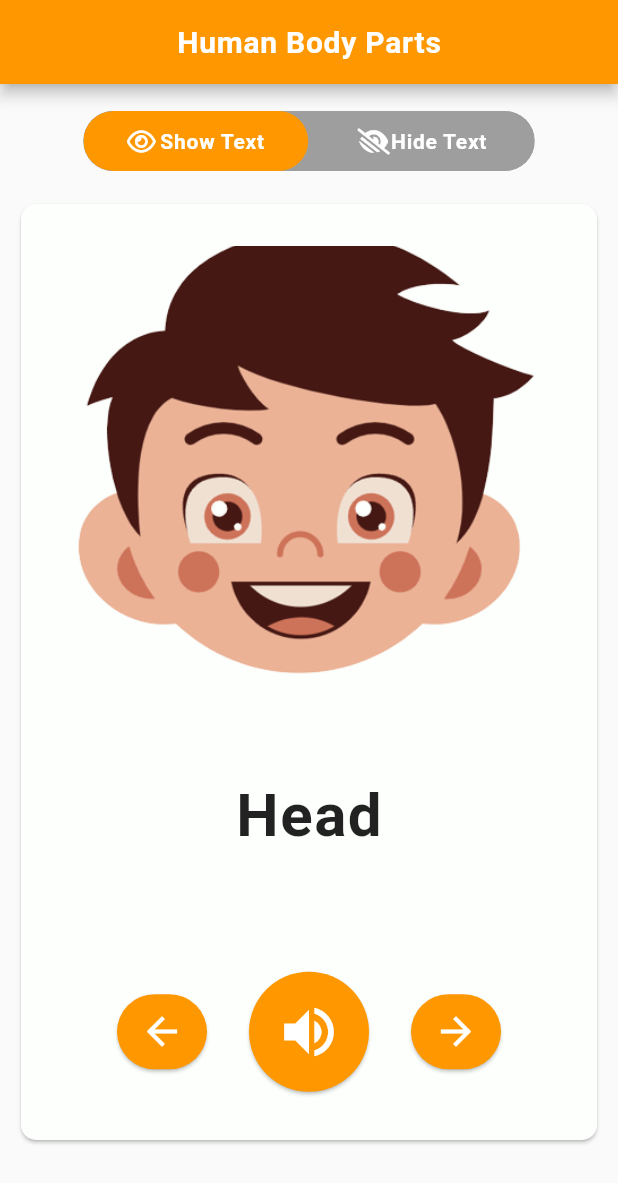
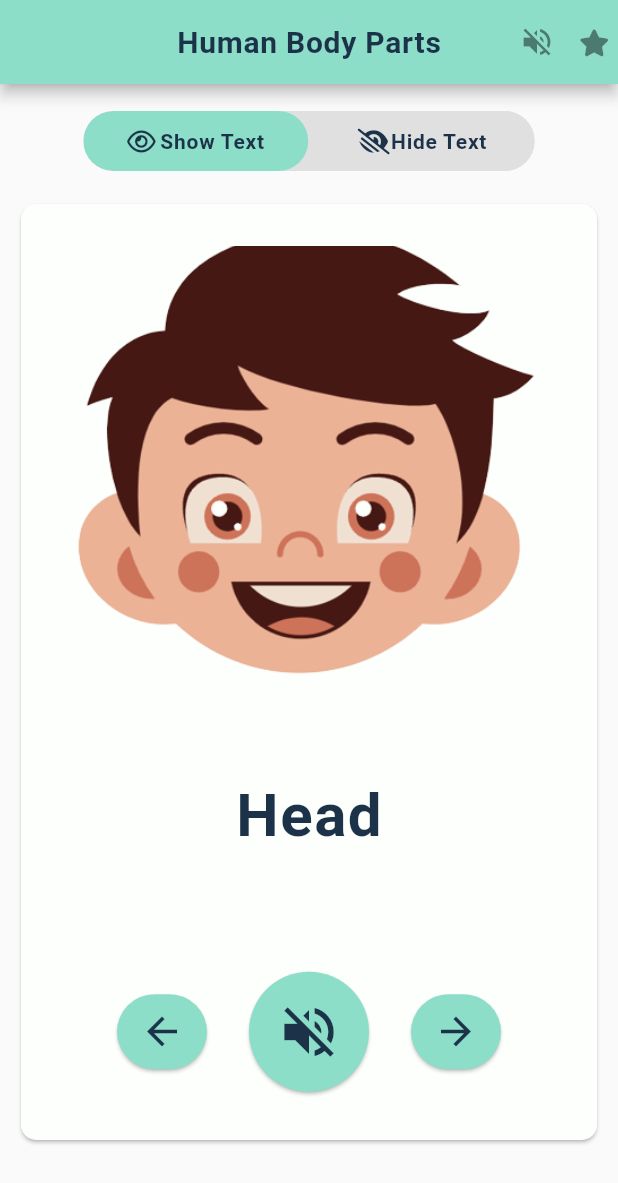
Before and after one commit to darshank26/human_body_part_for_kids, a Flutter app: the screen it shows after launch, after a tap on the "volume up" icon, on a phone screen of 412 x 824 dp. Shown: the top 1183 px of the screen. Run offline on Flutter 3.47's test engine with Material 2 defaults, Android fonts, the phone set to English and light mode, and no system bars; drawn by our look-alikes of toggle_switch; our stand-ins replace firebase_core, flutter_tts, font_awesome_flutter, get, google_fonts, google_mobile_ads; missing offline and left inert: launch_review, onesignal_flutter; accounts and stored records are empty; network calls fail.

Commit message:
Final push

```diff
--- a/lib/AdHelper/adshelper.dart
+++ b/lib/AdHelper/adshelper.dart
@@ -14,8 +14,8 @@ class AdHelper {
 
   static String get bannerAdUnitIdOfHomeScreen {
     if (Platform.isAndroid) {
-      return 'ca-app-pub-3940256099942544/6300978111';
-      // return 'ca-app-pub-2180535035689124/4447670022';
+      // return 'ca-app-pub-3940256099942544/6300978111';
+      return 'ca-app-pub-2180535035689124/4447670022';
     }  else {
       throw UnsupportedError('Unsupported platform');
     }
--- /dev/null
+++ b/lib/AdHelper/app_lefecycle_reactor.dart
@@ -0,0 +1,24 @@
+// ignore_for_file: public_member_api_docs
+import 'package:google_mobile_ads/google_mobile_ads.dart';
+
+import 'app_open_ad_manager.dart';
+
+/// Listens for app foreground events and shows app open ads.
+class AppLifecycleReactor {
+  final AppOpenAdManager appOpenAdManager;
+
+  AppLifecycleReactor({required this.appOpenAdManager});
+
+  void listenToAppStateChanges() {
+    AppStateEventNotifier.startListening();
+    AppStateEventNotifier.appStateStream
+        .forEach((state) => _onAppStateChanged(state));
+  }
+
+  void _onAppStateChanged(AppState appState) {
+    print('New AppState state: $appState');
+    if (appState == AppState.foreground) {
+      appOpenAdManager.showAdIfAvailable();
+    }
+  }
+}
--- /dev/null
+++ b/lib/AdHelper/app_open_ad_manager.dart
@@ -0,0 +1,87 @@
+
+import 'package:google_mobile_ads/google_mobile_ads.dart';
+import 'dart:io' show Platform;
+
+/// Utility class that manages loading and showing app open ads.
+class AppOpenAdManager {
+  /// Maximum duration allowed between loading and showing the ad.
+  final Duration maxCacheDuration = Duration(hours: 4);
+
+  /// Keep track of load time so we don't show an expired ad.
+  DateTime? _appOpenLoadTime;
+
+  AppOpenAd? _appOpenAd;
+  bool _isShowingAd = false;
+
+  String adUnitId = Platform.isAndroid
+      ? 'ca-app-pub-3940256099942544/3419835294'
+      : 'ca-app-pub-3940256099942544/3419835294';
+
+  /// Load an [AppOpenAd].
+  void loadAd() {
+    AppOpenAd.load(
+      adUnitId: adUnitId,
+      orientation: AppOpenAd.orientationPortrait,
+      request: AdRequest(),
+      adLoadCallback: AppOpenAdLoadCallback(
+        onAdLoaded: (ad) {
+          print('$ad loaded');
+          _appOpenLoadTime = DateTime.now();
+          _appOpenAd = ad;
+        },
+        onAdFailedToLoad: (error) {
+          print('AppOpenAd failed to load: $error');
+        },
+      ),
+    );
+  }
+
+  /// Whether an ad is available to be shown.
+  bool get isAdAvailable {
+    return _appOpenAd != null;
+  }
+
+  /// Shows the ad, if one exists and is not already being shown.
+  ///
+  /// If the previously cached ad has expired, this just loads and caches a
+  /// new ad.
+  void showAdIfAvailable() {
+    if (!isAdAvailable) {
+      print('Tried to show ad before available.');
+      loadAd();
+      return;
+    }
+    if (_isShowingAd) {
+      print('Tried to show ad while already showing an ad.');
+      return;
+    }
+    if (DateTime.now().subtract(maxCacheDuration).isAfter(_appOpenLoadTime!)) {
+      print('Maximum cache duration exceeded. Loading another ad.');
+      _appOpenAd!.dispose();
+      _appOpenAd = null;
+      loadAd();
+      return;
+    }
+    // Set the fullScreenContentCallback and show the ad.
+    _appOpenAd!.fullScreenContentCallback = FullScreenContentCallback(
+      onAdShowedFullScreenContent: (ad) {
+        _isShowingAd = true;
+        print('$ad onAdShowedFullScreenContent');
+      },
+      onAdFailedToShowFullScreenContent: (ad, error) {
+        print('$ad onAdFailedToShowFullScreenContent: $error');
+        _isShowingAd = false;
+        ad.dispose();
+        _appOpenAd = null;
+      },
+      onAdDismissedFullScreenContent: (ad) {
+        print('$ad onAdDismissedFullScreenContent');
+        _isShowingAd = false;
+        ad.dispose();
+        _appOpenAd = null;
+        loadAd();
+      },
+    );
+    _appOpenAd!.show();
+  }
+}
--- a/lib/Screens/HomeScreens.dart
+++ b/lib/Screens/HomeScreens.dart
@@ -1,3 +1,5 @@
+import 'dart:async';
+
 import 'package:flutter/cupertino.dart';
 import 'package:flutter/foundation.dart';
 import 'package:flutter/material.dart';
@@ -6,6 +8,7 @@ import 'package:font_awesome_flutter/font_awesome_flutter.dart';
 import 'package:google_fonts/google_fonts.dart';
 import 'package:google_mobile_ads/google_mobile_ads.dart';
 import 'package:human_body_part_for_kids/utils/constants.dart';
+import 'package:launch_review/launch_review.dart';
 import 'package:toggle_switch/toggle_switch.dart';
 
 import '../AdHelper/adshelper.dart';
@@ -90,7 +93,7 @@ class _HomeScreenState extends State<HomeScreen> {
     'Spleen',
     'Bladder',
     'Intestine',
-    'Blood \nVessels',
+    'Blood Vessels',
   ];
 
   void toggleSwitch(int index) async {
@@ -109,6 +112,8 @@ class _HomeScreenState extends State<HomeScreen> {
   }
 
   FlutterTts ftts = FlutterTts();
+   late Timer _timer;
+   var check_volume = true;
 
   @override
   void initState() {
@@ -122,7 +127,7 @@ class _HomeScreenState extends State<HomeScreen> {
     _bannerAd = BannerAd(
       adUnitId: AdHelper.bannerAdUnitIdOfHomeScreen,
       request: AdRequest(),
-      size: AdSize.banner,
+      size: AdSize.largeBanner,
       listener: BannerAdListener(
         onAdLoaded: (_) {
           setState(() {
@@ -152,10 +157,57 @@ class _HomeScreenState extends State<HomeScreen> {
   Widget build(BuildContext context) {
      return Scaffold(
       appBar: AppBar(
+        actions: [
+
+          GestureDetector(
+            onTap: () {
+
+              if (check_volume == true) {
+                setState(() {
+
+                  check_volume = false;
+
+                });
+              } else if (check_volume == false) {
+                setState(() {
+
+                  check_volume = true;
+
+                });
+              }
+
+            },
+            child:
+            check_volume ?
+            Padding(
+              padding: const EdgeInsets.all(8.0),
+              child: Icon(Icons.volume_up,color: Colors.black45,size: 24,),
+            )
+                :
+            Padding(
+              padding: const EdgeInsets.all(8.0),
+              child: Icon(Icons.volume_off,color: Colors.black45,size: 24,),
+            )
+
+            ,
+          ),
+
+          GestureDetector(
+              onTap: () {
+                launchPlay();
+              },
+            child: Padding(
+              padding: const EdgeInsets.all(8.0),
+              child: Icon(FontAwesomeIcons.solidStar,color: Colors.black45,size: 18,),
+            ),
+          ),
+
+
+        ],
         centerTitle: true,
-        backgroundColor: Colors.orange,
+        backgroundColor: kback,
         title: Text("Human Body Parts",
-          style: GoogleFonts.mochiyPopOne(textStyle: TextStyle(fontSize: 20,color: Colors.white,fontWeight: FontWeight.w600,letterSpacing: 0.5))
+          style: GoogleFonts.mochiyPopOne(textStyle: TextStyle(fontSize: 20,color: kprimarycolor,fontWeight: FontWeight.w600,letterSpacing: 0.5))
           ,),),
       body:  Padding(
         padding: const EdgeInsets.only(top:10.0,bottom: 50.0),
@@ -165,19 +217,18 @@ class _HomeScreenState extends State<HomeScreen> {
             Padding(
               padding: const EdgeInsets.all(8.0),
               child: ToggleSwitch(
-
                 minWidth: 150.0,
                 cornerRadius: 20.0,
-                activeBgColors: [[Colors.orange], [Colors.orange]],
-                activeFgColor: Colors.white,
-                inactiveBgColor: Colors.grey,
-                inactiveFgColor: Colors.white,
+                activeBgColors: [[kback], [kback]],
+                activeFgColor: kprimarycolor,
+                inactiveBgColor: Colors.grey.shade300,
+                inactiveFgColor: kprimarycolor,
                 initialLabelIndex: _selectedIndexText,
                 totalSwitches: 2,
                 fontSize: 20,
                 customTextStyles : [
-                  GoogleFonts.mochiyPopOne(textStyle: TextStyle(fontSize: 14,color: Colors.white,fontWeight: FontWeight.w600,letterSpacing: 0.5)),
-                  GoogleFonts.mochiyPopOne(textStyle: TextStyle(fontSize: 14,color: Colors.white,fontWeight: FontWeight.w600,letterSpacing: 0.5))
+                  GoogleFonts.mochiyPopOne(textStyle: TextStyle(fontSize: 14,color: kprimarycolor,fontWeight: FontWeight.w600,letterSpacing: 0.5)),
+                  GoogleFonts.mochiyPopOne(textStyle: TextStyle(fontSize: 14,color: kprimarycolor,fontWeight: FontWeight.w600,letterSpacing: 0.5))
                 ],
                 icons: [
                   FontAwesomeIcons.eye,
@@ -235,11 +286,10 @@ class _HomeScreenState extends State<HomeScreen> {
                                 fit: BoxFit.cover,
                               ),
 
-
                                toggle  ?  Text("${_bodyPartName.elementAt(index)}",
 
 
-                                style: GoogleFonts.mochiyPopOne(textStyle: TextStyle(fontSize: 40,color: Colors.black87,fontWeight: FontWeight.w600,letterSpacing: 1))
+                                style: GoogleFonts.mochiyPopOne(textStyle: TextStyle(fontSize: 40,color: kprimarycolor,fontWeight: FontWeight.w600,letterSpacing: 1))
                                 ,) : Text(""),
 
                               Padding(
@@ -254,11 +304,14 @@ class _HomeScreenState extends State<HomeScreen> {
                                             duration: Duration(milliseconds: 500),
                                             curve: Curves.easeInOut,
                                           );
-                                          ftts.speak(_bodyPartName.elementAt(index-1));
+                                          if(check_volume)
+                                            {
+                                              ftts.speak(_bodyPartName.elementAt(index-1));
+                                            }
                                         }
                                       },
                                       child: Card(
-                                        color: Colors.orange,
+                                        color: kback,
                                         elevation: 1,
                                         shape: RoundedRectangleBorder(
                                           borderRadius: BorderRadius.circular(100),
@@ -269,7 +322,7 @@ class _HomeScreenState extends State<HomeScreen> {
                                           child: Icon(
                                             Icons.arrow_back,
                                             size: 30,
-                                            color: Colors.white,
+                                            color: kprimarycolor,
                                           ),
                                         ),
                                       ),
@@ -277,10 +330,31 @@ class _HomeScreenState extends State<HomeScreen> {
                                     SizedBox(width: 20,),
                                     GestureDetector(
                                       onTap: () {
-                                        ftts.speak(_bodyPartName.elementAt(index));
-                                      },
+
+                                        if (check_volume == true) {
+                                          setState(() {
+
+                                            check_volume = false;
+
+                                          });
+                                        } else if (check_volume == false) {
+                                          setState(() {
+
+                                            check_volume = true;
+
+                                          });
+                                        }
+
+
+                                        if(check_volume)
+                                          {
+                                            ftts.speak(_bodyPartName.elementAt(index));
+                                          }
+
+
+                                        },
                                       child: Card(
-                                        color: Colors.orange,
+                                        color: kback,
                                         elevation: 1,
                                         shape: RoundedRectangleBorder(
                                           borderRadius: BorderRadius.circular(100),
@@ -288,11 +362,19 @@ class _HomeScreenState extends State<HomeScreen> {
                                         child:  Container(
                                           height: 80,
                                           width: 80,
-                                          child: Icon(
+                                          child:
+
+                                          check_volume ? Icon(
                                             Icons.volume_up,
-                                            color: Colors.white,
+                                            color: kprimarycolor,
+                                            size: 44,
+                                          ) : Icon(
+                                            Icons.volume_off,
+                                            color: kprimarycolor,
                                             size: 44,
                                           ),
+
+
                                         ),
                                       ),
                                     ) ,
@@ -304,11 +386,14 @@ class _HomeScreenState extends State<HomeScreen> {
                                             duration: Duration(milliseconds: 500),
                                             curve: Curves.easeInOut,
                                           );
-                                          ftts.speak(_bodyPartName.elementAt(index+1));
+                                          if(check_volume)
+                                            {
+                                              ftts.speak(_bodyPartName.elementAt(index+1));
+                                            }
                                         }
                                       },
                                       child: Card(
-                                        color: Colors.orange,
+                                        color: kback,
                                         elevation: 1,
                                         shape: RoundedRectangleBorder(
                                           borderRadius: BorderRadius.circular(100),
@@ -317,7 +402,7 @@ class _HomeScreenState extends State<HomeScreen> {
                                           height: 50,
                                           width: 60,
                                           child: Icon(
-                                            color: Colors.white,
+                                            color: kprimarycolor,
                                             Icons.arrow_forward,
                                             size: 30,
                                           ),
@@ -343,7 +428,7 @@ class _HomeScreenState extends State<HomeScreen> {
       ),
 
        // bottomNavigationBar: BottomNavigationBar(
-       //   selectedItemColor: Colors.orange,
+       //   selectedItemColor: kback,
        //   currentIndex: _selectedIndex, //New
        //   onTap: _onItemTapped,
        //   items: const <BottomNavigationBarItem>[
@@ -383,7 +468,34 @@ class _HomeScreenState extends State<HomeScreen> {
 
 
 
+  void _modalBottomSheetMenu(){
+    showModalBottomSheet(
+        context: context,
+        builder: (builder){
+          return new Container(
+            height: 350.0,
+            color: Colors.transparent, //could change this to Color(0xFF737373),
+            //so you don't have to change MaterialApp canvasColor
+            child: new Container(
+                decoration: new BoxDecoration(
+                    color: Colors.white,
+                    borderRadius: new BorderRadius.only(
+                        topLeft: const Radius.circular(10.0),
+                        topRight: const Radius.circular(10.0))),
+                child: new Center(
+                  child: new Text("This is a modal sheet"),
+                )),
+          );
+        }
+    );
+  }
 
+
+  void launchPlay() async {
+    LaunchReview.launch(
+      androidAppId: androidAppIdValue,
+      iOSAppId: iOSAppIdValue,);
+  }
 
 
 }
--- a/lib/main.dart
+++ b/lib/main.dart
@@ -8,10 +8,13 @@ import 'package:flutter/widgets.dart';
 import 'package:get/get_navigation/src/root/get_material_app.dart';
 import 'package:google_fonts/google_fonts.dart';
 import 'package:google_mobile_ads/google_mobile_ads.dart';
+import 'package:human_body_part_for_kids/utils/constants.dart';
 import 'package:onesignal_flutter/onesignal_flutter.dart';
 import 'package:path_provider/path_provider.dart';
 
 import 'AdHelper/adshelper.dart';
+import 'AdHelper/app_lefecycle_reactor.dart';
+import 'AdHelper/app_open_ad_manager.dart';
 import 'Screens/HomeScreens.dart';
 
 
@@ -95,6 +98,8 @@ class _MyAppState extends State<MyApp> {
 
   bool _requireConsent = true;
 
+  late AppLifecycleReactor _appLifecycleReactor;
+
 
   @override
   void initState() {
@@ -103,6 +108,11 @@ class _MyAppState extends State<MyApp> {
     _handleConsent();
     // _handleSendNotification();
     // showAd();
+
+    AppOpenAdManager appOpenAdManager = AppOpenAdManager()..loadAd();
+    _appLifecycleReactor =
+        AppLifecycleReactor(appOpenAdManager: appOpenAdManager);
+    _appLifecycleReactor.listenToAppStateChanges();
   }
 
 
@@ -190,10 +200,10 @@ class IntroSplashScreen extends StatefulWidget {
 class _SplashScreenState extends State<IntroSplashScreen> {
 
 
-
   @override
   void initState() {
     super.initState();
+
     Timer(Duration(seconds:5 ), (){
 
         Navigator.of(context).pushReplacement(MaterialPageRoute(builder: (context) => HomeScreen()));
@@ -210,7 +220,7 @@ class _SplashScreenState extends State<IntroSplashScreen> {
       debugShowCheckedModeBanner: false,
       title: 'Human Body Parts For Kids',
       home: Scaffold(
-        backgroundColor:Colors.orange,
+        backgroundColor: ksplashback,
         body: Container(
           child: Stack(
             children: [
@@ -218,17 +228,14 @@ class _SplashScreenState extends State<IntroSplashScreen> {
                 child: Column(
                   mainAxisAlignment: MainAxisAlignment.center,
                   children: [
-                    Image.asset('assets/images/logo.png',
-                      height: 380,
-                      width: double.infinity,
+                    Image.asset('assets/images/splashback.png',
                       alignment: Alignment.center,),
-                    SizedBox(height: 10,),
-                    Text(
-                        "Human Body Parts For Kids",
-                        textAlign: TextAlign.center,
-                        style: GoogleFonts.poppins(textStyle: TextStyle(fontSize: 35,color: Colors.white,fontWeight: FontWeight.w600,letterSpacing: 0.5))
-
-                    ),
+                    // Text(
+                    //     "Human Body Parts For Kids",
+                    //     textAlign: TextAlign.center,
+                    //     style: GoogleFonts.poppins(textStyle: TextStyle(fontSize: 35,color: Colors.white,fontWeight: FontWeight.w600,letterSpacing: 0.5))
+                    //
+                    // ),
                   ],
                 ),
               ),
@@ -241,7 +248,7 @@ class _SplashScreenState extends State<IntroSplashScreen> {
                     child: Text(
                         "Designed & Developed By - Darshan Komu",
                         textAlign: TextAlign.center,
-                        style: GoogleFonts.poppins(textStyle: TextStyle(fontSize: 12,color: Colors.white,fontWeight: FontWeight.w600,))
+                        style: GoogleFonts.poppins(textStyle: TextStyle(fontSize: 16,color: Colors.black87,fontWeight: FontWeight.w600,))
 
                     ),
                   ),
--- a/lib/utils/constants.dart
+++ b/lib/utils/constants.dart
@@ -1,16 +1,18 @@
 import 'dart:ui';
 
-const kprimarycolor = Color(0xff1890f6);
+const kprimarycolor = Color(0xff1C3249);
 const ksecondcolor = Color(0xff3ba2ff);
 const kthirdcolor = Color(0xff006ac0);
-const ksplashback = Color(0xff5271FF);
+const ksplashback = Color(0xffCCEADD);
+const kback = Color(0xff8cdec9);
 const backcolor = Color(0xFFFCFFFC);
 
 
-var androidAppShareLink = "https://play.google.com/store/apps/details?id=com.darshankomu.app_uninstaller";
 
-var androidShareText = "Download App Uninstaller app from below link";
+var androidAppShareLink = "https://play.google.com/store/apps/details?id=com.darshankomu.human_body_part_for_kids";
 
-var androidAppIdValue = "com.darshankomu.app_uninstaller";
+var androidShareText = "Download Human Body Part for Kids app from below link";
+
+var androidAppIdValue = "com.darshankomu.human_body_part_for_kids";
 
 var iOSAppIdValue = "AddiOSAppId";
```
Also changed, not shown: assets/images/splashback.png (added), 19 other files.
